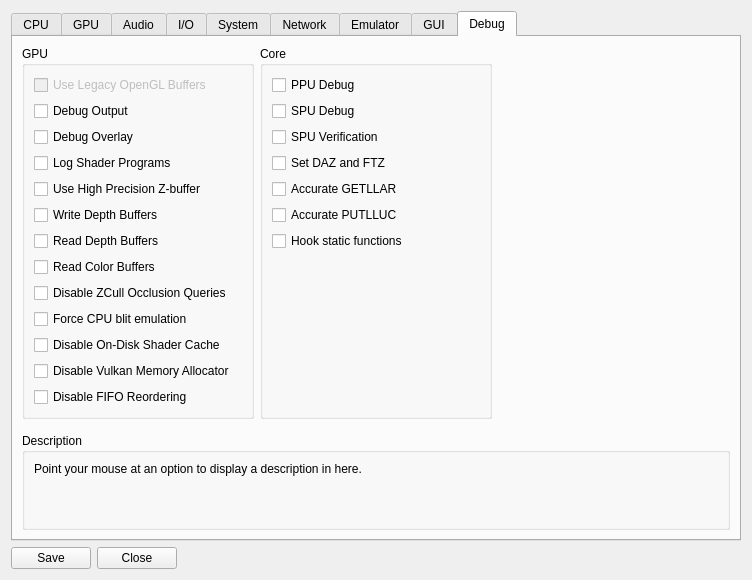
First picture: the form in rpcs3/rpcs3qt/settings_dialog.ui, repository RPCS3/rpcs3, before the edit.
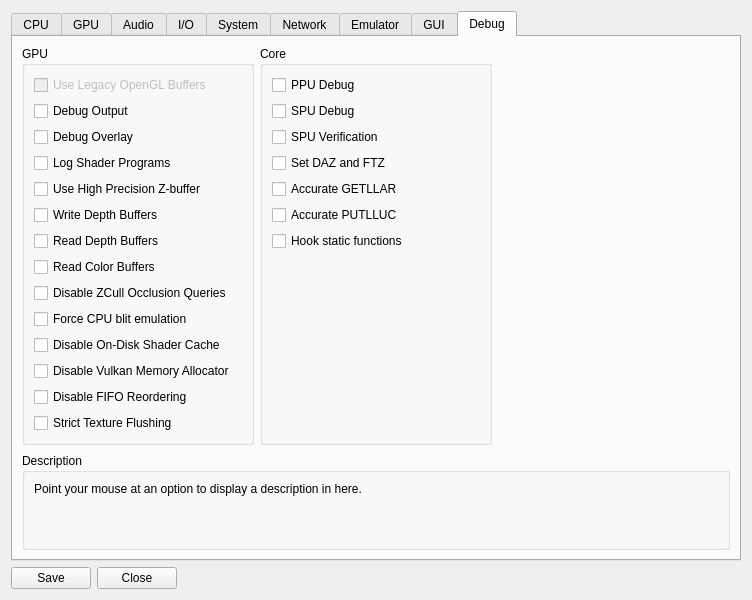
Second picture: the form after the edit. The open tabs and pages were chosen to show the change. Icons and pictures are not drawn.

Commit message: Add strict texture flushing to debug options

```diff
--- a/rpcs3/rpcs3qt/settings_dialog.ui
+++ b/rpcs3/rpcs3qt/settings_dialog.ui
@@ -2088,6 +2088,13 @@
               </property>
              </widget>
             </item>
+            <item>
+             <widget class="QCheckBox" name="strictTextureFlushing">
+              <property name="text">
+               <string>Strict Texture Flushing</string>
+              </property>
+             </widget>
+            </item>
            </layout>
           </widget>
          </item>
```
The commit also changes 3 other files.
